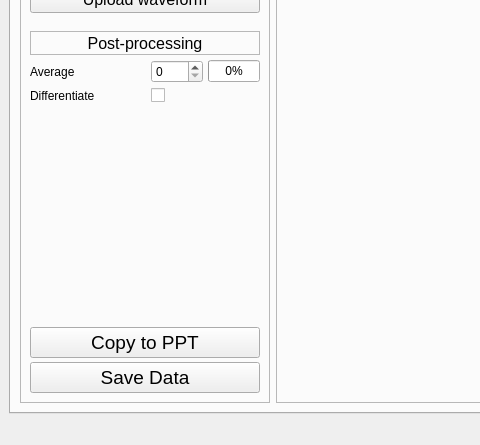
This is core_tools/GUI/keysight_videomaps/GUI/GUI.ui in stephanlphilips/core_tools as Qt 5 draws it before an edit; both pictures show x 0 to 480 and y 355 to 800 of the 1300 by 800 pixel window. The edited form follows.
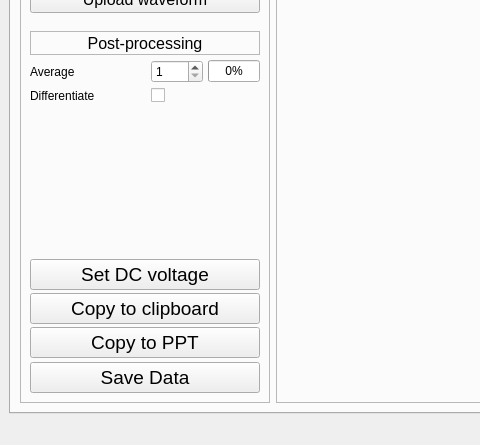
This is the edited form. The open tabs and pages were chosen to show the change.

Commit message: Added copy-to-clipboard. Added Set DC Voltage to 1D. Added maximum voltage swing to settings. Fixed background filter setting when uploading waveforms.

```diff
--- a/core_tools/GUI/keysight_videomaps/GUI/GUI.ui
+++ b/core_tools/GUI/keysight_videomaps/GUI/GUI.ui
@@ -444,6 +444,9 @@
                    <property name="maximum">
                     <number>1000</number>
                    </property>
+                   <property name="minimum">
+                    <number>1</number>
+                   </property>
 				  </widget>
                  </item>
                  <item>
@@ -503,6 +506,77 @@
                </property>
               </spacer>
              </item>
+             <item>
+              <widget class="QPushButton" name="_1D_set_DC">
+               <property name="sizePolicy">
+                <sizepolicy hsizetype="Expanding" vsizetype="Fixed">
+                 <horstretch>0</horstretch>
+                 <verstretch>0</verstretch>
+                </sizepolicy>
+               </property>
+               <property name="font">
+                <font>
+                 <pointsize>14</pointsize>
+                </font>
+               </property>
+               <property name="text">
+                <string>Set DC voltage</string>
+               </property>
+               <property name="checkable">
+			    <bool>true</bool>
+               </property>
+              </widget>
+             </item>
+             <item>
+              <spacer>
+               <property name="orientation">
+                <enum>Qt::Vertical</enum>
+               </property>
+               <property name="sizeType">
+                <enum>QSizePolicy::Fixed</enum>
+               </property>
+               <property name="sizeHint" stdset="0">
+                <size>
+                 <width>20</width>
+                 <height>3</height>
+                </size>
+               </property>
+              </spacer>
+             </item>
+             <item>
+              <widget class="QPushButton" name="_1D_copy">
+               <property name="sizePolicy">
+                <sizepolicy hsizetype="Expanding" vsizetype="Fixed">
+                 <horstretch>0</horstretch>
+                 <verstretch>0</verstretch>
+                </sizepolicy>
+               </property>
+               <property name="font">
+                <font>
+                 <pointsize>14</pointsize>
+                </font>
+               </property>
+               <property name="text">
+                <string>Copy to clipboard</string>
+               </property>
+              </widget>
+             </item>
+             <item>
+              <spacer>
+               <property name="orientation">
+                <enum>Qt::Vertical</enum>
+               </property>
+               <property name="sizeType">
+                <enum>QSizePolicy::Fixed</enum>
+               </property>
+               <property name="sizeHint" stdset="0">
+                <size>
+                 <width>20</width>
+                 <height>3</height>
+                </size>
+               </property>
+              </spacer>
+             </item>
              <item>
               <widget class="QPushButton" name="_1D_ppt_save">
                <property name="sizePolicy">
```
Left out of the diff: 110 changed lines with no effect on the pictures. The commit also changes 3 other files.
